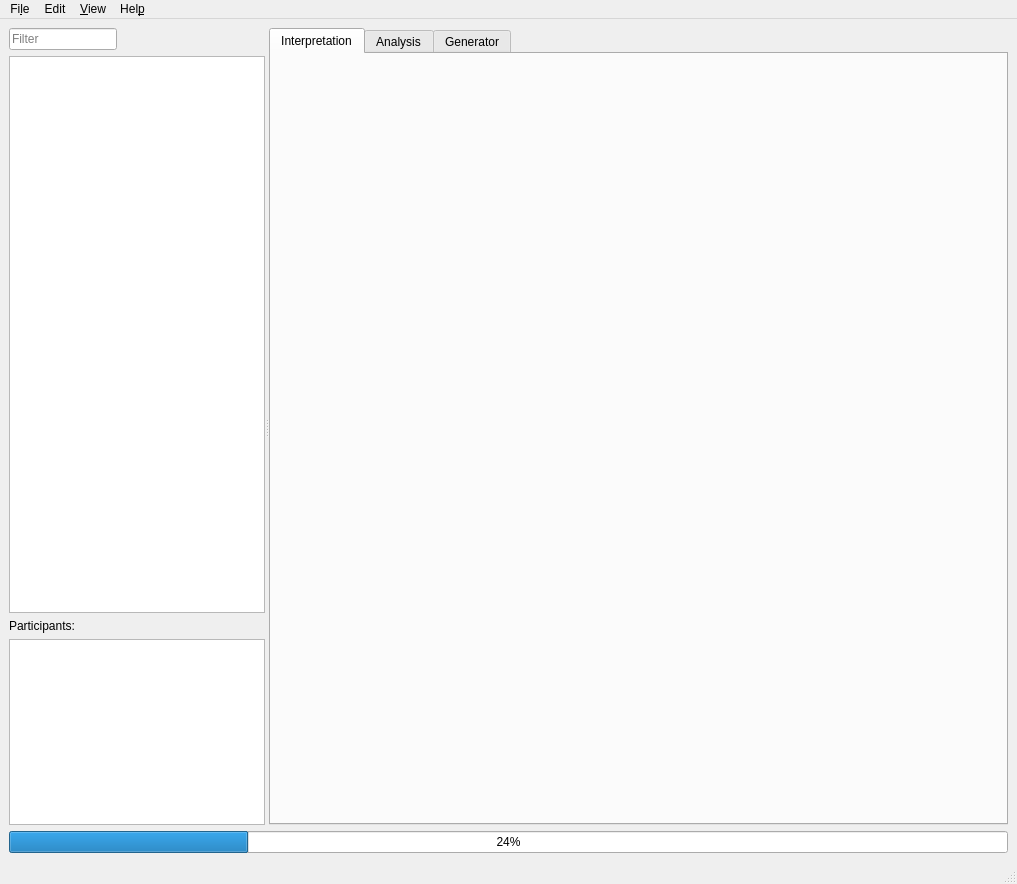
rsumner33/urh, file ui/main.ui: the form before one commit.
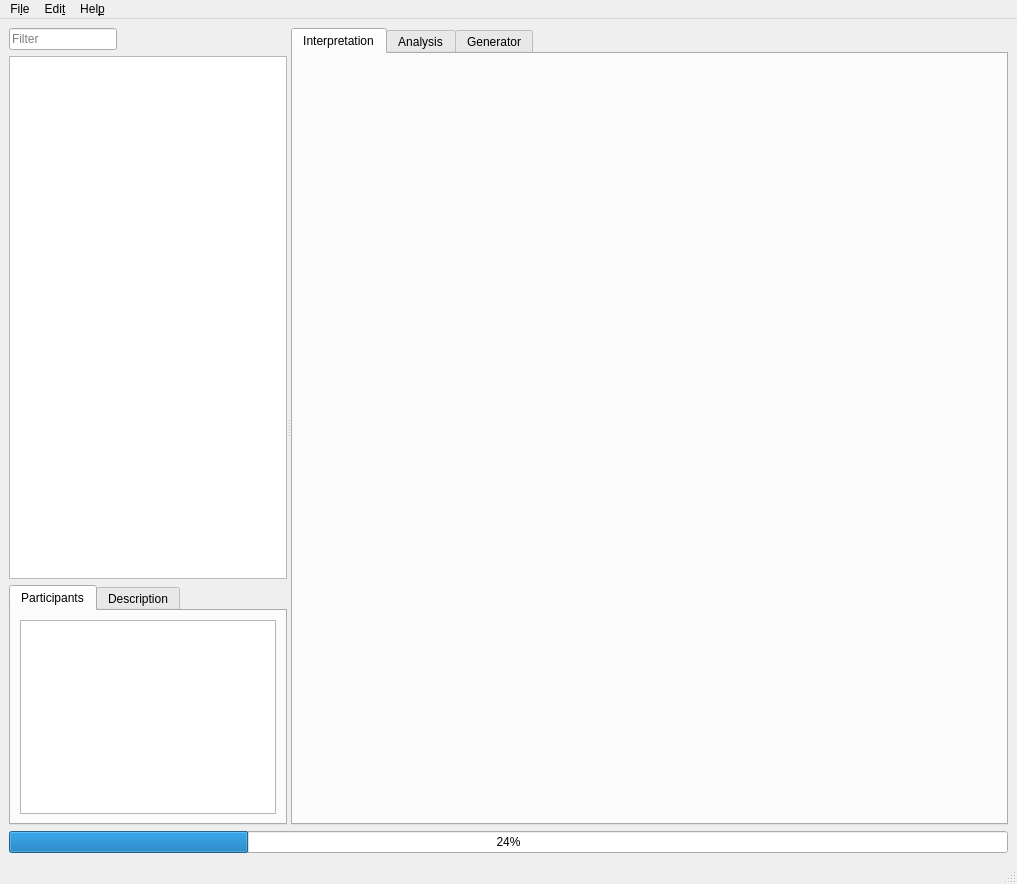
The form after the commit. Icons and pictures are not drawn. Custom widgets are drawn as their Qt base class.

```diff
--- a/ui/main.ui
+++ b/ui/main.ui
@@ -34,7 +34,7 @@
        <bool>true</bool>
       </property>
       <widget class="QWidget" name="layoutWidget">
-       <layout class="QVBoxLayout" name="verticalLayout_3" stretch="0,3,0,1">
+       <layout class="QVBoxLayout" name="verticalLayout_3" stretch="0,3,0">
         <item>
          <widget class="QLineEdit" name="lnEdtTreeFilter">
           <property name="sizePolicy">
@@ -95,15 +95,38 @@
          </widget>
         </item>
         <item>
-         <widget class="QLabel" name="label">
-          <property name="text">
-           <string>Participants:</string>
+         <widget class="QTabWidget" name="tabWidget_Project">
+          <property name="sizePolicy">
+           <sizepolicy hsizetype="Expanding" vsizetype="Preferred">
+            <horstretch>0</horstretch>
+            <verstretch>0</verstretch>
+           </sizepolicy>
           </property>
+          <property name="currentIndex">
+           <number>0</number>
+          </property>
+          <widget class="QWidget" name="tabParticipants">
+           <attribute name="title">
+            <string>Participants</string>
+           </attribute>
+           <layout class="QHBoxLayout" name="horizontalLayout">
+            <item>
+             <widget class="QListView" name="listViewParticipants"/>
+            </item>
+           </layout>
+          </widget>
+          <widget class="QWidget" name="tabDescription">
+           <attribute name="title">
+            <string>Description</string>
+           </attribute>
+           <layout class="QHBoxLayout" name="horizontalLayout_2">
+            <item>
+             <widget class="QTextEdit" name="textEditProjectDescription"/>
+            </item>
+           </layout>
+          </widget>
          </widget>
         </item>
-        <item>
-         <widget class="QListView" name="listViewParticipants"/>
-        </item>
        </layout>
       </widget>
       <widget class="QTabWidget" name="tabWidget">
@@ -152,7 +175,7 @@
      <x>0</x>
      <y>0</y>
      <width>1017</width>
-     <height>21</height>
+     <height>30</height>
     </rect>
    </property>
    <widget class="QMenu" name="menuFile">
@@ -173,19 +196,9 @@
     <addaction name="separator"/>
     <addaction name="actionConvert_Folder_to_Project"/>
    </widget>
-   <widget class="QMenu" name="menuView">
-    <property name="title">
-     <string>&amp;View</string>
-    </property>
-    <addaction name="actionHold_Shift_to_Drag"/>
-    <addaction name="actionShow_Confirm_Close_Dialog"/>
-    <addaction name="actionSeperate_Protocols_in_Compare_Frame"/>
-    <addaction name="actionSort_Frames_by_Name"/>
-    <addaction name="actionShow_file_tree"/>
-   </widget>
    <widget class="QMenu" name="menuEdit">
     <property name="title">
-     <string>Edit</string>
+     <string>Edi&amp;t</string>
     </property>
     <addaction name="actionMinimize_all"/>
     <addaction name="actionMaximize_all"/>
@@ -201,7 +214,6 @@
    </widget>
    <addaction name="menuFile"/>
    <addaction name="menuEdit"/>
-   <addaction name="menuView"/>
    <addaction name="menuHelp"/>
   </widget>
   <widget class="QStatusBar" name="statusbar"/>
```
Left out of the diff: 58 changed lines with no effect on the pictures.
